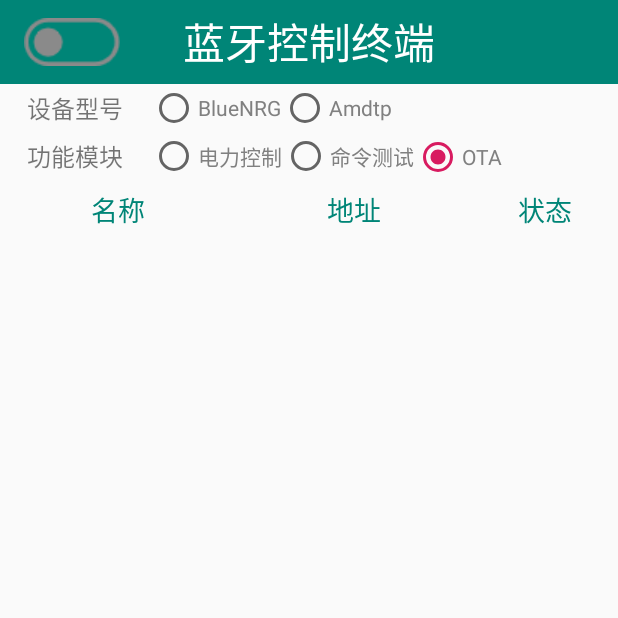
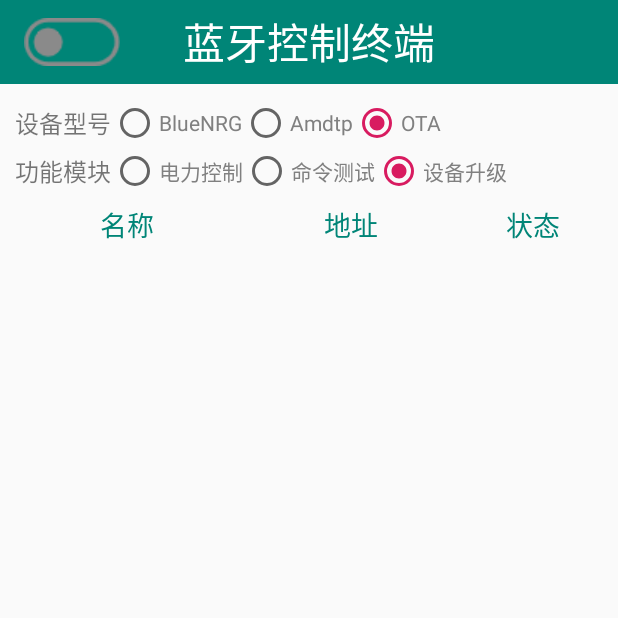
Before and after one commit to QQ652276536/BLEControl, an Android app: the screen it shows after launch (MainActivity), on a phone screen of 412 x 824 dp, the top half of it. Run offline under Robolectric (Android 15) with nearby library versions, the light colour scheme and no system bars; pictures from the network do not load.

Commit message:
layout怎么分组的？？？

```diff
--- a/app/build.gradle
+++ b/app/build.gradle
@@ -24,6 +24,7 @@ android {
     lintOptions {
         abortOnError false
     }
+
 }
 
 dependencies {
--- a/app/src/main/AndroidManifest.xml
+++ b/app/src/main/AndroidManifest.xml
@@ -12,7 +12,7 @@
     <uses-permission android:name="andriod.permission.ACCESS_FINE_LOCATION" />
 
     <!-- 往SDCard写入数据权限 -->
-    android:name="android.permission.WRITE_EXTERNAL_STORAGE"/>
+    <uses-permission android:name="android.permission.WRITE_EXTERNAL_STORAGE" />
     <!-- 从SDCard读取数据权限 -->
     <uses-permission android:name="android.permission.READ_EXTERNAL_STORAGE" />
 
--- a/app/src/main/java/com/zistone/bluetoothtest/fragment/DialogFragment_OTA.java
+++ b/app/src/main/java/com/zistone/bluetoothtest/dialogfragment/DialogFragment_OTA.java
@@ -1,4 +1,4 @@
-package com.zistone.bluetoothtest.fragment;
+package com.zistone.bluetoothtest.dialogfragment;
 
 import android.app.Dialog;
 import android.bluetooth.BluetoothDevice;
--- a/app/src/main/java/com/zistone/bluetoothtest/fragment/DialogFragment_ParamSetting.java
+++ b/app/src/main/java/com/zistone/bluetoothtest/dialogfragment/DialogFragment_ParamSetting.java
@@ -1,4 +1,4 @@
-package com.zistone.bluetoothtest.fragment;
+package com.zistone.bluetoothtest.dialogfragment;
 
 import android.app.Activity;
 import android.app.Dialog;
--- a/app/src/main/java/com/zistone/bluetoothtest/fragment/DialogFragment_WriteValue.java
+++ b/app/src/main/java/com/zistone/bluetoothtest/dialogfragment/DialogFragment_WriteValue.java
@@ -1,4 +1,4 @@
-package com.zistone.bluetoothtest.fragment;
+package com.zistone.bluetoothtest.dialogfragment;
 
 import android.app.Activity;
 import android.app.Dialog;
--- a/app/src/main/java/com/zistone/bluetoothtest/fragment/BluetoothFragment_PowerControl.java
+++ b/app/src/main/java/com/zistone/bluetoothtest/fragment/BluetoothFragment_PowerControl.java
@@ -35,6 +35,9 @@ import android.widget.Toast;
 import com.zistone.bluetoothtest.MainActivity;
 import com.zistone.bluetoothtest.R;
 import com.zistone.bluetoothtest.control.MyScrollView;
+import com.zistone.bluetoothtest.dialogfragment.DialogFragment_OTA;
+import com.zistone.bluetoothtest.dialogfragment.DialogFragment_ParamSetting;
+import com.zistone.bluetoothtest.dialogfragment.DialogFragment_WriteValue;
 import com.zistone.bluetoothtest.util.ConvertUtil;
 
 import java.io.Serializable;
--- a/app/src/main/res/layout/fragment_bluetooth_list.xml
+++ b/app/src/main/res/layout/fragment_bluetooth_list.xml
@@ -30,19 +30,22 @@
 
     </android.support.v7.widget.Toolbar>
 
-    <TableLayout
+
+    <LinearLayout
         android:layout_width="match_parent"
-        android:layout_height="wrap_content">
+        android:layout_height="match_parent"
+        android:layout_margin="10dp"
+        android:orientation="vertical">
 
-        <TableRow
+        <LinearLayout
             android:layout_width="match_parent"
-            android:layout_height="match_parent">
+            android:layout_height="wrap_content"
+            android:orientation="horizontal">
 
             <TextView
                 android:layout_width="wrap_content"
                 android:layout_height="wrap_content"
                 android:layout_gravity="center_vertical"
-                android:width="100dp"
                 android:gravity="center"
                 android:text="设备型号"
                 android:textSize="16sp" />
@@ -67,18 +70,26 @@
                     android:layout_height="wrap_content"
                     android:text="Amdtp"
                     android:textColor="@color/gray" />
+
+                <RadioButton
+                    android:id="@+id/radioButton5_bluetoothlist"
+                    android:layout_width="wrap_content"
+                    android:layout_height="wrap_content"
+                    android:checked="true"
+                    android:text="OTA"
+                    android:textColor="@color/gray" />
             </RadioGroup>
-        </TableRow>
+        </LinearLayout>
 
-        <TableRow
+        <LinearLayout
             android:layout_width="match_parent"
-            android:layout_height="match_parent">
+            android:layout_height="wrap_content"
+            android:orientation="horizontal">
 
             <TextView
                 android:layout_width="wrap_content"
                 android:layout_height="wrap_content"
                 android:layout_gravity="center_vertical"
-                android:width="100dp"
                 android:gravity="center"
                 android:text="功能模块"
                 android:textSize="16sp" />
@@ -94,7 +105,6 @@
                     android:id="@+id/radioButton3_bluetoothlist"
                     android:layout_width="wrap_content"
                     android:layout_height="wrap_content"
-                    android:checked="true"
                     android:text="电力控制"
                     android:textColor="@color/gray" />
 
@@ -106,16 +116,14 @@
                     android:textColor="@color/gray" />
 
                 <RadioButton
-                    android:id="@+id/radioButton5_bluetoothlist"
+                    android:id="@+id/radioButton6_bluetoothlist"
                     android:layout_width="wrap_content"
                     android:layout_height="wrap_content"
                     android:checked="true"
-                    android:text="OTA"
+                    android:text="设备升级"
                     android:textColor="@color/gray" />
             </RadioGroup>
-        </TableRow>
-
-    </TableLayout>
+        </LinearLayout>
 
         <LinearLayout
             android:layout_width="match_parent"
@@ -162,3 +170,4 @@
                 android:layout_height="match_parent" />
         </com.zistone.material_refresh_layout.MaterialRefreshLayout>
     </LinearLayout>
+</LinearLayout>
```
Also changed, not shown: app/src/main/java/com/zistone/bluetoothtest/fragment/BluetoothFragment_List.java (+24 -9 lines). Lines whose indentation alone changed are shown as unchanged.
